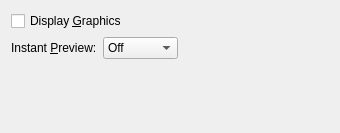
The window that src/frontends/qt4/ui/PrefDisplayUi.ui (rpavlik/lyx-lucid-backport) describes before a commit, drawn with Qt 5.
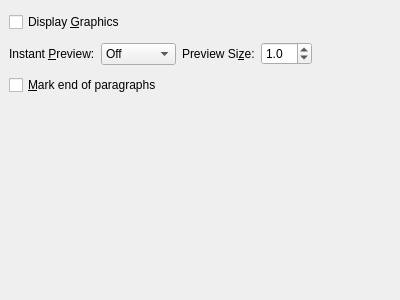
The same window after the commit.

```diff
--- a/src/frontends/qt4/ui/PrefDisplayUi.ui
+++ b/src/frontends/qt4/ui/PrefDisplayUi.ui
@@ -5,14 +5,20 @@
    <rect>
     <x>0</x>
     <y>0</y>
-    <width>340</width>
-    <height>133</height>
+    <width>400</width>
+    <height>300</height>
    </rect>
   </property>
   <property name="windowTitle" >
    <string/>
   </property>
-  <layout class="QGridLayout" name="gridLayout" >
+  <layout class="QGridLayout" >
+   <property name="margin" >
+    <number>9</number>
+   </property>
+   <property name="spacing" >
+    <number>6</number>
+   </property>
    <item row="0" column="0" colspan="2" >
     <widget class="QCheckBox" name="displayGraphicsCB" >
      <property name="text" >
@@ -20,15 +26,15 @@
      </property>
     </widget>
    </item>
-   <item rowspan="2" row="0" column="2" >
+   <item rowspan="3" row="0" column="4" >
     <spacer>
      <property name="orientation" >
       <enum>Qt::Horizontal</enum>
      </property>
-     <property name="sizeHint" stdset="0" >
+     <property name="sizeHint" >
       <size>
-       <width>40</width>
-       <height>20</height>
+       <width>67</width>
+       <height>88</height>
       </size>
      </property>
     </spacer>
@@ -62,7 +68,57 @@
      </item>
     </widget>
    </item>
+   <item row="1" column="2" >
+    <widget class="QLabel" name="previewSizeLA" >
+     <property name="text" >
+      <string>Preview Si&amp;ze:</string>
+     </property>
+     <property name="buddy" >
+      <cstring>instantPreviewCO</cstring>
+     </property>
+    </widget>
+   </item>
+   <item row="1" column="3" >
+    <widget class="QDoubleSpinBox" name="previewSizeSB" >
+     <property name="sizePolicy" >
+      <sizepolicy>
+       <hsizetype>0</hsizetype>
+       <vsizetype>0</vsizetype>
+       <horstretch>0</horstretch>
+       <verstretch>0</verstretch>
+      </sizepolicy>
+     </property>
+     <property name="toolTip" >
+      <string>Factor for the preview size</string>
+     </property>
+     <property name="decimals" >
+      <number>1</number>
+     </property>
+     <property name="maximum" >
+      <double>10.000000000000000</double>
+     </property>
+     <property name="minimum" >
+      <double>0.100000000000000</double>
+     </property>
+     <property name="singleStep" >
+      <double>0.100000000000000</double>
+     </property>
+     <property name="value" >
+      <double>1.000000000000000</double>
+     </property>
+    </widget>
+   </item>
    <item row="2" column="0" colspan="2" >
+    <widget class="QCheckBox" name="paragraphMarkerCB" >
+     <property name="toolTip" >
+      <string>Mark end of paragraphs on screen with a pilcrow character.</string>
+     </property>
+     <property name="text" >
+      <string>&amp;Mark end of paragraphs</string>
+     </property>
+    </widget>
+   </item>
+   <item row="3" column="0" >
     <spacer>
      <property name="orientation" >
       <enum>Qt::Vertical</enum>
```
Left out of the diff: 2 changed lines with no effect on the pictures.
